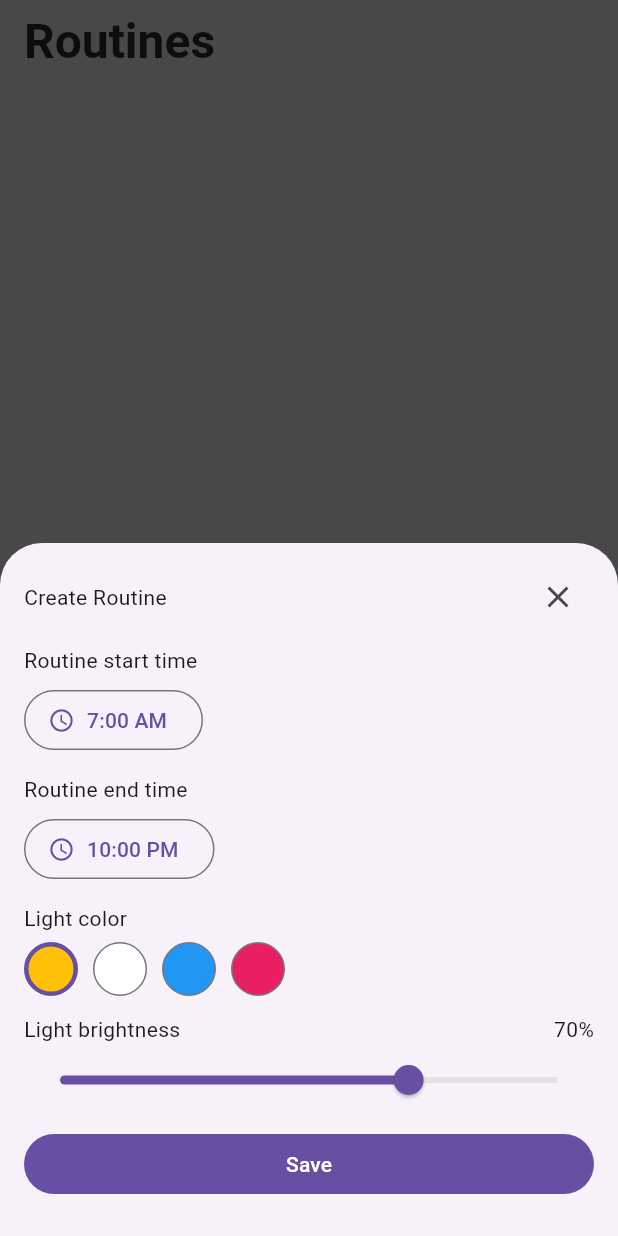
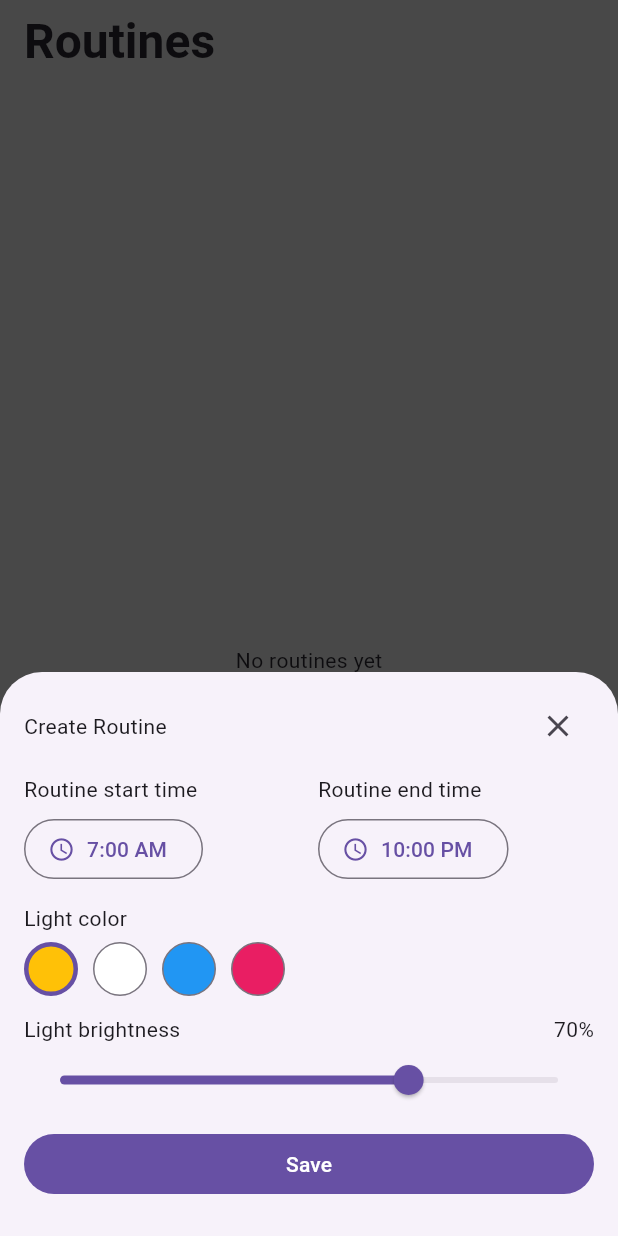
Before and after one commit to SamarthChadha/APP-3---Flutter, a Flutter app: the screen it shows after launch, item 2 of the bottom bar chosen, after a tap on "Add Routine", on a phone screen of 412 x 824 dp. Run offline on Flutter 3.47's test engine with Material 3 defaults, Android fonts, the light colour scheme and no system bars; our stand-ins replace multicast_dns; missing offline and left inert: flutter_3d_controller.

Commit message:
put create routines start and end times next to each other

```diff
--- a/circadian_light/lib/screens/routines.dart
+++ b/circadian_light/lib/screens/routines.dart
@@ -81,6 +81,13 @@ class _RoutinesScreenState extends State<RoutinesScreen> {
                     ],
                   ),
                   const SizedBox(height: 8),
+                  Row(
+                    crossAxisAlignment: CrossAxisAlignment.start,
+                    children: [
+                      Expanded(
+                        child: Column(
+                          crossAxisAlignment: CrossAxisAlignment.start,
+                          children: [
                             const Text('Routine start time'),
                             const SizedBox(height: 6),
                             OutlinedButton.icon(
@@ -88,13 +95,25 @@ class _RoutinesScreenState extends State<RoutinesScreen> {
                               icon: const Icon(Icons.schedule),
                               label: Text(_formatTime(context, start)),
                             ),
-                  const SizedBox(height: 12),
+                          ],
+                        ),
+                      ),
+                      const SizedBox(width: 12),
+                      Expanded(
+                        child: Column(
+                          crossAxisAlignment: CrossAxisAlignment.start,
+                          children: [
                             const Text('Routine end time'),
                             const SizedBox(height: 6),
                             OutlinedButton.icon(
                               onPressed: pickEnd,
                               icon: const Icon(Icons.schedule_outlined),
                               label: Text(_formatTime(context, end)),
+                            ),
+                          ],
+                        ),
+                      ),
+                    ],
                   ),
                   const SizedBox(height: 12),
                   const Text('Light color'),
```
Lines whose indentation alone changed are shown as unchanged.
